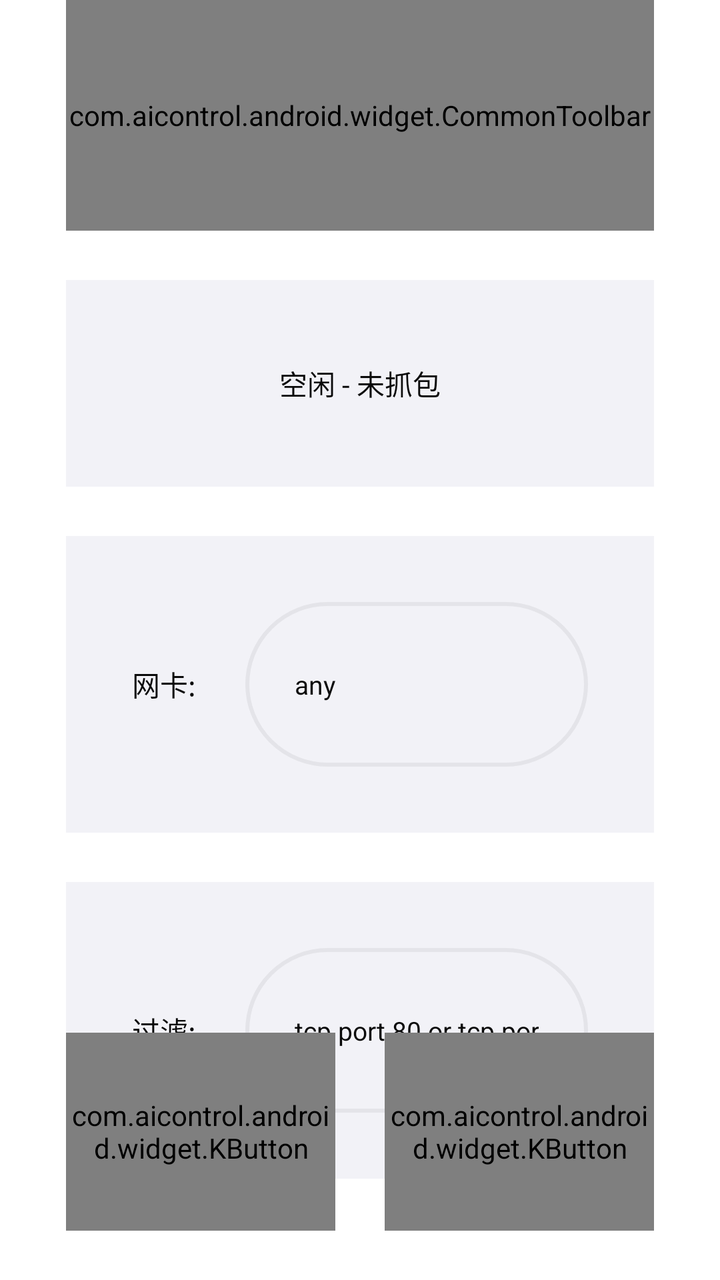
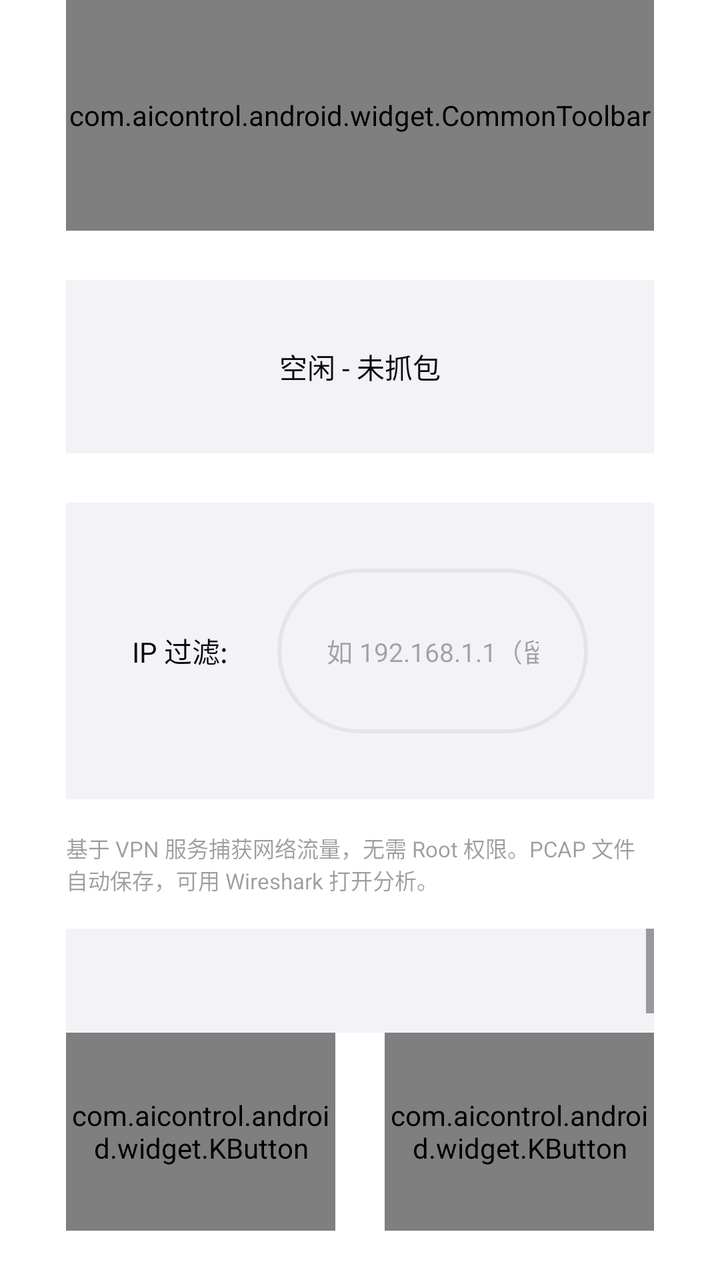

The first picture is an Android layout as it rendered before a commit; the second is the same layout after the commit. The layout source and the unified diff follow.
<!-- AndroidManifest.xml: application theme Theme.AiControl -->
<!-- res/layout/activity_tcpdump.xml -->
<?xml version="1.0" encoding="utf-8"?>
<androidx.constraintlayout.widget.ConstraintLayout
    xmlns:android="http://schemas.android.com/apk/res/android"
    xmlns:app="http://schemas.android.com/apk/res-auto"
    android:layout_width="match_parent"
    android:layout_height="match_parent"
    android:background="@color/colorBgPrimary"
    android:paddingHorizontal="16pt">

    <com.aicontrol.android.widget.CommonToolbar
        android:id="@+id/toolbar"
        android:layout_width="match_parent"
        android:layout_height="56pt"
        app:layout_constraintTop_toTopOf="parent" />

    
    <LinearLayout
        android:id="@+id/layoutStatus"
        android:layout_width="match_parent"
        android:layout_height="wrap_content"
        android:orientation="vertical"
        android:gravity="center"
        android:padding="20pt"
        android:background="@color/colorBgSecondary"
        android:layout_marginTop="12pt"
        app:layout_constraintTop_toBottomOf="@id/toolbar">

        <TextView
            android:id="@+id/tvTcpdumpStatus"
            android:layout_width="wrap_content"
            android:layout_height="wrap_content"
            android:text="@string/tcpdump_status_idle"
            android:textColor="@color/colorTextPrimary"
            android:textSize="14sp" />

        <TextView
            android:id="@+id/tvPacketCount"
            android:layout_width="wrap_content"
            android:layout_height="wrap_content"
            android:layout_marginTop="8pt"
            android:text="@string/tcpdump_packet_count_zero"
            android:textColor="@color/colorTextSecondary"
            android:textSize="12sp"
            android:visibility="gone" />

        <TextView
            android:id="@+id/tvCaptureTime"
            android:layout_width="wrap_content"
            android:layout_height="wrap_content"
            android:layout_marginTop="4pt"
            android:textColor="@color/colorTextTertiary"
            android:textSize="12sp"
            android:visibility="gone" />

    </LinearLayout>

    
    <LinearLayout
        android:id="@+id/layoutInterface"
        android:layout_width="match_parent"
        android:layout_height="wrap_content"
        android:orientation="horizontal"
        android:gravity="center_vertical"
        android:padding="16pt"
        android:background="@color/colorBgSecondary"
        android:layout_marginTop="12pt"
        app:layout_constraintTop_toBottomOf="@id/layoutStatus">

        <TextView
            android:layout_width="wrap_content"
            android:layout_height="wrap_content"
            android:text="@string/tcpdump_interface_label"
            android:textColor="@color/colorTextPrimary"
            android:textSize="14sp" />

        <EditText
            android:id="@+id/etInterface"
            android:layout_width="0dp"
            android:layout_height="40pt"
            android:layout_weight="1"
            android:layout_marginStart="12pt"
            android:background="@drawable/bg_input_field"
            android:hint="@string/tcpdump_interface_hint"
            android:inputType="text"
            android:maxLines="1"
            android:paddingHorizontal="12pt"
            android:text="any"
            android:textColor="@color/colorTextPrimary"
            android:textSize="13sp" />

    </LinearLayout>

    
    <LinearLayout
        android:id="@+id/layoutFilter"
        android:layout_width="match_parent"
        android:layout_height="wrap_content"
        android:orientation="horizontal"
        android:gravity="center_vertical"
        android:padding="16pt"
        android:background="@color/colorBgSecondary"
        android:layout_marginTop="12pt"
        app:layout_constraintTop_toBottomOf="@id/layoutInterface">

        <TextView
            android:layout_width="wrap_content"
            android:layout_height="wrap_content"
            android:text="@string/tcpdump_filter_label"
            android:textColor="@color/colorTextPrimary"
            android:textSize="14sp" />

        <EditText
            android:id="@+id/etFilter"
            android:layout_width="0dp"
            android:layout_height="40pt"
            android:layout_weight="1"
            android:layout_marginStart="12pt"
            android:background="@drawable/bg_input_field"
            android:hint="@string/tcpdump_filter_hint"
            android:inputType="text"
            android:maxLines="1"
            android:paddingHorizontal="12pt"
            android:text="tcp port 80 or tcp port 443"
            android:textColor="@color/colorTextPrimary"
            android:textSize="13sp" />

    </LinearLayout>

    
    <ScrollView
        android:id="@+id/scrollOutput"
        android:layout_width="match_parent"
        android:layout_height="0dp"
        android:background="@color/colorBgSecondary"
        android:layout_marginTop="12pt"
        app:layout_constraintTop_toBottomOf="@id/layoutFilter"
        app:layout_constraintBottom_toTopOf="@id/layoutButtons">

        <TextView
            android:id="@+id/tvOutput"
            android:layout_width="match_parent"
            android:layout_height="wrap_content"
            android:padding="12pt"
            android:fontFamily="monospace"
            android:textColor="@color/colorTextPrimary"
            android:textSize="11sp"
            android:textIsSelectable="true" />

    </ScrollView>

    
    <LinearLayout
        android:id="@+id/layoutButtons"
        android:layout_width="match_parent"
        android:layout_height="wrap_content"
        android:orientation="horizontal"
        android:gravity="center"
        android:layout_marginTop="12pt"
        android:layout_marginBottom="12pt"
        app:layout_constraintBottom_toBottomOf="parent">

        <com.aicontrol.android.widget.KButton
            android:id="@+id/btnStart"
            android:layout_width="0dp"
            android:layout_height="48pt"
            android:layout_weight="1"
            android:text="@string/tcpdump_start"
            android:textSize="15sp"
            app:btnBackground="@color/colorBrandPrimary"
            app:btnTextColor="@color/colorBrandOnPrimary" />

        <com.aicontrol.android.widget.KButton
            android:id="@+id/btnStop"
            android:layout_width="0dp"
            android:layout_height="48pt"
            android:layout_weight="1"
            android:layout_marginStart="12pt"
            android:text="@string/tcpdump_stop"
            android:textSize="15sp"
            android:enabled="false"
            app:btnBackground="@color/colorErrorPrimary"
            app:btnTextColor="@color/colorErrorOnPrimary" />

    </LinearLayout>

</androidx.constraintlayout.widget.ConstraintLayout>
<!-- resources referenced by this layout -->
<resources>
  <color name="colorBgPrimary">#FFFFFFFF</color>
  <color name="colorBgSecondary">#FFF2F2F7</color>
  <color name="colorBrandOnPrimary">#FFFFFFFF</color>
  <color name="colorBrandPrimary">#FF5856D6</color>
  <color name="colorErrorOnPrimary">#FFFFFFFF</color>
  <color name="colorErrorPrimary">#FFF6685D</color>
  <color name="colorTextPrimary">#F5000000</color>
  <color name="colorTextSecondary">#AD000000</color>
  <color name="colorTextTertiary">#61000000</color>
  <!-- drawable bg_input_field (drawable) -->
  <?xml version="1.0" encoding="utf-8"?>
  <shape xmlns:android="http://schemas.android.com/apk/res/android"
      android:shape="rectangle">
      <solid android:color="@android:color/transparent" />
      <stroke
          android:width="1pt"
          android:color="@color/colorBorderBase" />
      <corners android:radius="28pt" />
  </shape>
  <string name="tcpdump_filter_hint">如 tcp port 80</string>
  <string name="tcpdump_filter_label">过滤:</string>
  <string name="tcpdump_interface_hint">如 any, wlan0</string>
  <string name="tcpdump_interface_label">网卡:</string>
  <string name="tcpdump_packet_count_zero">已捕获: 0 个数据包</string>
  <string name="tcpdump_start">开始抓包</string>
  <string name="tcpdump_status_idle">空闲 - 未抓包</string>
  <string name="tcpdump_stop">停止抓包</string>
  <style name="Theme.AiControl" parent="Theme.Material3.Light.NoActionBar">
          
          <item name="colorPrimary">@color/colorBrandPrimary</item>
          <item name="colorOnPrimary">@color/colorBrandOnPrimary</item>
          <item name="colorPrimaryContainer">@color/colorBrandContainer</item>
          <item name="colorOnPrimaryContainer">@color/colorBrandOnContainer</item>
  
          
          <item name="android:colorBackground">@color/colorBgPrimary</item>
          <item name="colorOnBackground">@color/colorTextPrimary</item>
          <item name="colorSurface">@color/colorContainerBrighten</item>
          <item name="colorOnSurface">@color/colorTextPrimary</item>
          <item name="colorSurfaceVariant">@color/colorContainerBase</item>
          <item name="colorOnSurfaceVariant">@color/colorTextSecondary</item>
  
          
          <item name="colorOutline">@color/colorBorderBase</item>
          <item name="colorOutlineVariant">@color/colorBorderLow</item>
  
          
          <item name="colorError">@color/colorErrorPrimary</item>
          <item name="colorOnError">@color/colorErrorOnPrimary</item>
  
          
          <item name="android:windowBackground">@color/colorBgPrimary</item>
          <item name="android:statusBarColor">@color/colorBgPrimary</item>
          <item name="android:navigationBarColor">@color/colorBgPrimary</item>
      </style>
  <color name="colorBorderBase">#0F000000</color>
  <color name="colorBrandContainer">#FFF7F7FF</color>
  <color name="colorBrandOnContainer">#FF2F2D84</color>
  <color name="colorContainerBrighten">#FFFFFFFF</color>
  <color name="colorContainerBase">#FFF2F2F7</color>
  <color name="colorBorderLow">#0A000000</color>
</resources>

<!-- the commit's change to res/layout/activity_tcpdump.xml (unified diff, before → after) -->
@@ -20,7 +20,7 @@
         android:layout_height="wrap_content"
         android:orientation="vertical"
         android:gravity="center"
-        android:padding="20pt"
+        android:padding="16pt"
         android:background="@color/colorBgSecondary"
         android:layout_marginTop="12pt"
         app:layout_constraintTop_toBottomOf="@id/toolbar">
@@ -56,7 +56,7 @@
 
     
     <LinearLayout
-        android:id="@+id/layoutInterface"
+        android:id="@+id/layoutFilter"
         android:layout_width="match_parent"
         android:layout_height="wrap_content"
         android:orientation="horizontal"
@@ -69,62 +69,37 @@
         <TextView
             android:layout_width="wrap_content"
             android:layout_height="wrap_content"
-            android:text="@string/tcpdump_interface_label"
+            android:text="@string/tcpdump_filter_ip_label"
             android:textColor="@color/colorTextPrimary"
             android:textSize="14sp" />
 
         <EditText
-            android:id="@+id/etInterface"
+            android:id="@+id/etFilterIp"
             android:layout_width="0dp"
             android:layout_height="40pt"
             android:layout_weight="1"
             android:layout_marginStart="12pt"
             android:background="@drawable/bg_input_field"
-            android:hint="@string/tcpdump_interface_hint"
+            android:hint="@string/tcpdump_filter_ip_hint"
             android:inputType="text"
             android:maxLines="1"
             android:paddingHorizontal="12pt"
-            android:text="any"
+            android:text=""
             android:textColor="@color/colorTextPrimary"
             android:textSize="13sp" />
 
     </LinearLayout>
 
     
-    <LinearLayout
-        android:id="@+id/layoutFilter"
+    <TextView
+        android:id="@+id/tvHint"
         android:layout_width="match_parent"
         android:layout_height="wrap_content"
-        android:orientation="horizontal"
-        android:gravity="center_vertical"
-        android:padding="16pt"
-        android:background="@color/colorBgSecondary"
-        android:layout_marginTop="12pt"
-        app:layout_constraintTop_toBottomOf="@id/layoutInterface">
-
-        <TextView
-            android:layout_width="wrap_content"
-            android:layout_height="wrap_content"
-            android:text="@string/tcpdump_filter_label"
-            android:textColor="@color/colorTextPrimary"
-            android:textSize="14sp" />
-
-        <EditText
-            android:id="@+id/etFilter"
-            android:layout_width="0dp"
-            android:layout_height="40pt"
-            android:layout_weight="1"
-            android:layout_marginStart="12pt"
-            android:background="@drawable/bg_input_field"
-            android:hint="@string/tcpdump_filter_hint"
-            android:inputType="text"
-            android:maxLines="1"
-            android:paddingHorizontal="12pt"
-            android:text="tcp port 80 or tcp port 443"
-            android:textColor="@color/colorTextPrimary"
-            android:textSize="13sp" />
-
-    </LinearLayout>
+        android:layout_marginTop="8pt"
+        android:text="@string/tcpdump_hint"
+        android:textColor="@color/colorTextTertiary"
+        android:textSize="11sp"
+        app:layout_constraintTop_toBottomOf="@id/layoutFilter" />
 
     
     <ScrollView
@@ -132,8 +107,8 @@
         android:layout_width="match_parent"
         android:layout_height="0dp"
         android:background="@color/colorBgSecondary"
-        android:layout_marginTop="12pt"
-        app:layout_constraintTop_toBottomOf="@id/layoutFilter"
+        android:layout_marginTop="8pt"
+        app:layout_constraintTop_toBottomOf="@id/tvHint"
         app:layout_constraintBottom_toTopOf="@id/layoutButtons">
 
         <TextView
<!-- resource entries referenced after the edit -->
@@ -19,10 +19,9 @@
           android:color="@color/colorBorderBase" />
       <corners android:radius="28pt" />
   </shape>
-  <string name="tcpdump_filter_hint">如 tcp port 80</string>
-  <string name="tcpdump_filter_label">过滤:</string>
-  <string name="tcpdump_interface_hint">如 any, wlan0</string>
-  <string name="tcpdump_interface_label">网卡:</string>
+  <string name="tcpdump_filter_ip_hint">如 192.168.1.1（留空=全部）</string>
+  <string name="tcpdump_filter_ip_label">IP 过滤:</string>
+  <string name="tcpdump_hint">基于 VPN 服务捕获网络流量，无需 Root 权限。PCAP 文件自动保存，可用 Wireshark 打开分析。</string>
   <string name="tcpdump_packet_count_zero">已捕获: 0 个数据包</string>
   <string name="tcpdump_start">开始抓包</string>
   <string name="tcpdump_status_idle">空闲 - 未抓包</string>
